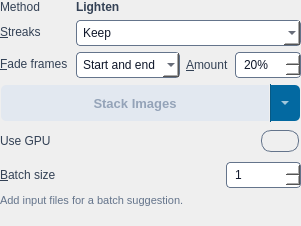
gkyle/startrails, file src/startrails/ui/step_stack_images.ui: the form before one commit.
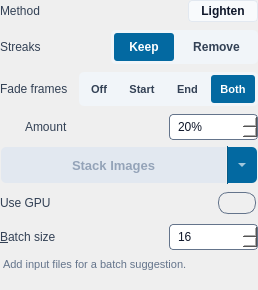
The form after the commit. Icons and pictures are not drawn.

Patch:
```diff
--- a/src/startrails/ui/step_stack_images.ui
+++ b/src/startrails/ui/step_stack_images.ui
@@ -1,90 +1,7 @@
 <?xml version="1.0" encoding="UTF-8"?>
 <ui version="4.0">
  <class>StackSettings</class>
- <widget class="QWidget" name="stackSettings">
-  <property name="styleSheet">
-   <string notr="true">QLabel {
-    color: #334155;
-    font-size: 12px;
-}
-QDoubleSpinBox, QSpinBox, QComboBox, QLineEdit {
-    background-color: #ffffff;
-    border: 1px solid #64748b;
-    border-radius: 4px;
-    padding: 4px 6px;
-    font-size: 12px;
-    color: #0f172a;
-}
-QDoubleSpinBox:focus, QSpinBox:focus, QComboBox:focus, QLineEdit:focus {
-    border: 2px solid #0369a1;
-    padding: 3px 5px;
-}
-QCheckBox {
-    font-size: 12px;
-    color: #1e293b;
-    spacing: 6px;
-    border: 2px solid transparent;
-}
-QLabel#memory {
-    font-size: 11px;
-    color: #64748b;
-}
-QLabel#error {
-    font-size: 11px;
-    color: #b91c1c;
-}
-QPushButton#run {
-    font-weight: bold;
-    background-color: #0369a1;
-    color: #ffffff;
-    padding: 0px 12px;
-    border-top-left-radius: 6px;
-    border-bottom-left-radius: 6px;
-    border-top-right-radius: 0px;
-    border-bottom-right-radius: 0px;
-    font-size: 13px;
-    border: 2px solid transparent;
-    min-height: 34px;
-    max-height: 34px;
-}
-QPushButton#run:hover {
-    background-color: #075985;
-}
-QPushButton#run:disabled {
-    background-color: #e2e8f0;
-    color: #94a3b8;
-}
-QPushButton#run:focus:enabled { border-color: #ffffff; }
-QToolButton#advancedToggle {
-    background-color: #0369a1;
-    color: #ffffff;
-    padding: 0px;
-    border-top-left-radius: 0px;
-    border-bottom-left-radius: 0px;
-    border-top-right-radius: 6px;
-    border-bottom-right-radius: 6px;
-    border: 2px solid transparent;
-    border-left: 1px solid #075985;
-    min-height: 34px;
-    max-height: 34px;
-    min-width: 28px;
-    max-width: 28px;
-}
-QToolButton#advancedToggle:hover {
-    background-color: #075985;
-}
-QToolButton#advancedToggle:focus:enabled {
-    border-color: #ffffff;
-}
-QToolButton#advancedToggle:disabled {
-    background-color: #e2e8f0;
-    color: #94a3b8;
-    border-left: 1px solid #cbd5e1;
-}
-QCheckBox:focus:enabled { border-color: #0f172a; }
-QDoubleSpinBox::up-arrow, QSpinBox::up-arrow { image: url(:/startrails/ui/arrow_up.svg); width: 10px; height: 6px; }
-QDoubleSpinBox::down-arrow, QSpinBox::down-arrow { image: url(:/startrails/ui/arrow_down.svg); width: 10px; height: 6px; }</string>
-  </property>
+ <widget class="QWidget" name="StackSettings">
   <layout class="QVBoxLayout" name="layout">
    <property name="spacing">
     <number>6</number>
@@ -102,134 +19,343 @@
     <number>0</number>
    </property>
    <item>
-    <layout class="QFormLayout" name="fields">
-     <property name="fieldGrowthPolicy">
-      <enum>QFormLayout::AllNonFixedFieldsGrow</enum>
+    <layout class="QGridLayout" name="fields" columnstretch="1,2">
+     <property name="leftMargin">
+      <number>0</number>
      </property>
-     <property name="rowWrapPolicy">
-      <enum>QFormLayout::WrapLongRows</enum>
+     <property name="topMargin">
+      <number>0</number>
      </property>
-     <property name="horizontalSpacing">
+     <property name="rightMargin">
+      <number>0</number>
+     </property>
+     <property name="bottomMargin">
+      <number>0</number>
+     </property>
+     <property name="spacing">
       <number>8</number>
      </property>
-     <property name="verticalSpacing">
-      <number>6</number>
-     </property>
      <item row="0" column="0">
       <widget class="QLabel" name="methodLabel">
+       <property name="styleSheet">
+        <string notr="true">QLabel#methodLabel {
+    color: #334155;
+    font-size: 12px;
+}</string>
+       </property>
        <property name="text">
         <string>Method</string>
        </property>
       </widget>
      </item>
-     <item row="0" column="1">
+     <item row="0" column="1" alignment="Qt::AlignmentFlag::AlignRight">
       <widget class="QLabel" name="method">
+       <property name="styleSheet">
+        <string notr="true">QLabel#method {
+    color: #0f172a;
+    font-size: 12px;
+    font-weight: 500;
+    background-color: #f8fafc;
+    border: 1px solid #e2e8f0;
+    border-radius: 4px;
+    padding: 3px 12px;
+}</string>
+       </property>
        <property name="text">
         <string>Lighten</string>
        </property>
-       <property name="font">
-        <font>
-         <bold>true</bold>
-        </font>
+       <property name="alignment">
+        <set>Qt::AlignmentFlag::AlignCenter</set>
        </property>
       </widget>
      </item>
      <item row="1" column="0">
       <widget class="QLabel" name="streaksLabel">
+       <property name="styleSheet">
+        <string notr="true">QLabel#streaksLabel {
+    color: #334155;
+    font-size: 12px;
+}</string>
+       </property>
        <property name="text">
-        <string>&amp;Streaks</string>
-       </property>
-       <property name="buddy">
-        <cstring>streaks</cstring>
+        <string>Streaks</string>
        </property>
       </widget>
      </item>
-     <item row="1" column="1">
-      <widget class="QComboBox" name="streaks">
-       <item>
-        <property name="text">
-         <string>Keep</string>
+     <item row="1" column="1" alignment="Qt::AlignmentFlag::AlignRight">
+      <widget class="QFrame" name="stackStreaksContainer">
+       <property name="styleSheet">
+        <string notr="true">QFrame#stackStreaksContainer {
+    background-color: #f1f5f9;
+    border-radius: 5px;
+    padding: 2px;
+}
+QPushButton#stackStreaksKeep, QPushButton#stackStreaksRemove {
+    background-color: transparent;
+    color: #334155;
+    border: 2px solid transparent;
+    border-radius: 4px;
+    font-size: 12px;
+    font-weight: 500;
+    padding: 4px 14px;
+    min-height: 18px;
+}
+QPushButton#stackStreaksKeep:checked, QPushButton#stackStreaksRemove:checked {
+    background-color: #0369a1;
+    color: #ffffff;
+    font-weight: 600;
+}
+QPushButton#stackStreaksKeep:hover:!checked, QPushButton#stackStreaksRemove:hover:!checked {
+    background-color: #e2e8f0;
+    color: #0f172a;
+}
+QPushButton#stackStreaksRemove:disabled {
+    color: #94a3b8;
+    background-color: transparent;
+}
+QPushButton#stackStreaksKeep:focus:enabled, QPushButton#stackStreaksRemove:focus:enabled { border-color: #0f172a; }
+QPushButton#stackStreaksKeep:checked:focus:enabled, QPushButton#stackStreaksRemove:checked:focus:enabled { border-color: #ffffff; }</string>
+       </property>
+       <layout class="QHBoxLayout" name="stackStreaksLayout">
+        <property name="spacing">
+         <number>2</number>
         </property>
-       </item>
-       <item>
-        <property name="text">
-         <string>Remove</string>
+        <property name="leftMargin">
+         <number>0</number>
         </property>
-       </item>
+        <property name="topMargin">
+         <number>0</number>
+        </property>
+        <property name="rightMargin">
+         <number>0</number>
+        </property>
+        <property name="bottomMargin">
+         <number>0</number>
+        </property>
+        <item>
+         <widget class="QPushButton" name="stackStreaksKeep">
+          <property name="cursor">
+           <cursorShape>PointingHandCursor</cursorShape>
+          </property>
+          <property name="text">
+           <string>Keep</string>
+          </property>
+          <property name="checkable">
+           <bool>true</bool>
+          </property>
+          <property name="checked">
+           <bool>true</bool>
+          </property>
+          <attribute name="buttonGroup">
+           <string notr="true">stackStreaksGroup</string>
+          </attribute>
+         </widget>
+        </item>
+        <item>
+         <widget class="QPushButton" name="stackStreaksRemove">
+          <property name="cursor">
+           <cursorShape>PointingHandCursor</cursorShape>
+          </property>
+          <property name="text">
+           <string>Remove</string>
+          </property>
+          <property name="checkable">
+           <bool>true</bool>
+          </property>
+          <attribute name="buttonGroup">
+           <string notr="true">stackStreaksGroup</string>
+          </attribute>
+         </widget>
+        </item>
+       </layout>
       </widget>
      </item>
      <item row="2" column="0">
       <widget class="QLabel" name="fadeLabel">
+       <property name="styleSheet">
+        <string notr="true">QLabel#fadeLabel {
+    color: #334155;
+    font-size: 12px;
+}</string>
+       </property>
        <property name="text">
-        <string>&amp;Fade frames</string>
+        <string>Fade frames</string>
+       </property>
+      </widget>
+     </item>
+     <item row="2" column="1" alignment="Qt::AlignmentFlag::AlignRight">
+      <widget class="QFrame" name="stackFadeContainer">
+       <property name="styleSheet">
+        <string notr="true">QFrame#stackFadeContainer {
+    background-color: #f1f5f9;
+    border-radius: 5px;
+    padding: 2px;
+}
+QPushButton#stackFadeOff, QPushButton#stackFadeStart, QPushButton#stackFadeEnd, QPushButton#stackFadeBoth {
+    background-color: transparent;
+    color: #334155;
+    border: 2px solid transparent;
+    border-radius: 4px;
+    font-size: 11px;
+    font-weight: 500;
+    padding: 4px 8px;
+    min-height: 18px;
+}
+QPushButton#stackFadeOff:checked, QPushButton#stackFadeStart:checked, QPushButton#stackFadeEnd:checked, QPushButton#stackFadeBoth:checked {
+    background-color: #0369a1;
+    color: #ffffff;
+    font-weight: 600;
+}
+QPushButton#stackFadeOff:hover:!checked, QPushButton#stackFadeStart:hover:!checked, QPushButton#stackFadeEnd:hover:!checked, QPushButton#stackFadeBoth:hover:!checked {
+    background-color: #e2e8f0;
+    color: #0f172a;
+}
+QPushButton#stackFadeOff:focus:enabled, QPushButton#stackFadeStart:focus:enabled, QPushButton#stackFadeEnd:focus:enabled, QPushButton#stackFadeBoth:focus:enabled { border-color: #0f172a; }
+QPushButton#stackFadeOff:checked:focus:enabled, QPushButton#stackFadeStart:checked:focus:enabled, QPushButton#stackFadeEnd:checked:focus:enabled, QPushButton#stackFadeBoth:checked:focus:enabled { border-color: #ffffff; }</string>
+       </property>
+       <layout class="QHBoxLayout" name="stackFadeLayout">
+        <property name="spacing">
+         <number>2</number>
+        </property>
+        <property name="leftMargin">
+         <number>0</number>
+        </property>
+        <property name="topMargin">
+         <number>0</number>
+        </property>
+        <property name="rightMargin">
+         <number>0</number>
+        </property>
+        <property name="bottomMargin">
+         <number>0</number>
+        </property>
+        <item>
+         <widget class="QPushButton" name="stackFadeOff">
+          <property name="cursor">
+           <cursorShape>PointingHandCursor</cursorShape>
+          </property>
+          <property name="text">
+           <string>Off</string>
+          </property>
+          <property name="checkable">
+           <bool>true</bool>
+          </property>
+          <attribute name="buttonGroup">
+           <string notr="true">stackFadeGroup</string>
+          </attribute>
+         </widget>
+        </item>
+        <item>
+         <widget class="QPushButton" name="stackFadeStart">
+          <property name="cursor">
+           <cursorShape>PointingHandCursor</cursorShape>
+          </property>
+          <property name="text">
+           <string>Start</string>
+          </property>
+          <property name="checkable">
+           <bool>true</bool>
+          </property>
+          <attribute name="buttonGroup">
+           <string notr="true">stackFadeGroup</string>
+          </attribute>
+         </widget>
+        </item>
+        <item>
+         <widget class="QPushButton" name="stackFadeEnd">
+          <property name="cursor">
+           <cursorShape>PointingHandCursor</cursorShape>
+          </property>
+          <property name="text">
+           <string>End</string>
+          </property>
+          <property name="checkable">
+           <bool>true</bool>
+          </property>
+          <attribute name="buttonGroup">
+           <string notr="true">stackFadeGroup</string>
+          </attribute>
+         </widget>
+        </item>
+        <item>
+         <widget class="QPushButton" name="stackFadeBoth">
+          <property name="cursor">
+           <cursorShape>PointingHandCursor</cursorShape>
+          </property>
+          <property name="text">
+           <string>Both</string>
+          </property>
+          <property name="checkable">
+           <bool>true</bool>
+          </property>
+          <property name="checked">
+           <bool>true</bool>
+          </property>
+          <attribute name="buttonGroup">
+           <string notr="true">stackFadeGroup</string>
+          </attribute>
+         </widget>
+        </item>
+       </layout>
+      </widget>
+     </item>
+     <item row="3" column="0">
+      <widget class="QLabel" name="amountLabel">
+       <property name="styleSheet">
+        <string notr="true">QLabel#amountLabel {
+    color: #334155;
+    font-size: 12px;
+    margin-left: 12px;
+    border-left: 2px solid #cbd5e1;
+    padding-left: 8px;
+}</string>
+       </property>
+       <property name="text">
+        <string>Amount</string>
        </property>
        <property name="buddy">
         <cstring>fade</cstring>
        </property>
       </widget>
      </item>
-     <item row="2" column="1">
-      <layout class="QHBoxLayout" name="fadeRow">
-       <property name="spacing">
-        <number>6</number>
+     <item row="3" column="1" alignment="Qt::AlignmentFlag::AlignRight">
+      <widget class="QSpinBox" name="fadeAmount">
+       <property name="accessibleName">
+        <string>Fade amount</string>
        </property>
-       <item>
-        <widget class="QComboBox" name="fade">
-         <property name="currentIndex">
-          <number>3</number>
-         </property>
-         <item>
-          <property name="text">
-           <string>None</string>
-          </property>
-         </item>
-         <item>
-          <property name="text">
-           <string>Start only</string>
-          </property>
-         </item>
-         <item>
-          <property name="text">
-           <string>End only</string>
-          </property>
-         </item>
-         <item>
-          <property name="text">
-           <string>Start and end</string>
-          </property>
-         </item>
-        </widget>
-       </item>
-       <item>
-        <widget class="QLabel" name="amountLabel">
-         <property name="text">
-          <string>&amp;Amount</string>
-         </property>
-         <property name="toolTip">
-          <string>Fade amount</string>
-         </property>
-         <property name="buddy">
-          <cstring>fadeAmount</cstring>
-         </property>
-        </widget>
-       </item>
-       <item>
-        <widget class="QSpinBox" name="fadeAmount">
-          <property name="accessibleName">
-           <string>Fade amount</string>
-          </property>
-         <property name="suffix">
-          <string>%</string>
-         </property>
-         <property name="maximum">
-          <number>100</number>
-         </property>
-         <property name="value">
-          <number>20</number>
-         </property>
-        </widget>
-       </item>
-      </layout>
+       <property name="styleSheet">
+        <string notr="true">QSpinBox#fadeAmount {
+    background-color: #ffffff;
+    border: 1px solid #64748b;
+    border-radius: 4px;
+    padding: 4px 6px;
+    font-size: 12px;
+    color: #0f172a;
+    min-width: 75px;
+    max-width: 75px;
+}
+QSpinBox#fadeAmount:focus {
+    border: 2px solid #0369a1;
+    padding: 3px 5px;
+}
+QSpinBox#fadeAmount:disabled {
+    background-color: #f1f5f9;
+    color: #94a3b8;
+    border-color: #e2e8f0;
+}
+QSpinBox#fadeAmount::up-arrow { image: url(:/startrails/ui/arrow_up.svg); width: 10px; height: 6px; }
+QSpinBox#fadeAmount::down-arrow { image: url(:/startrails/ui/arrow_down.svg); width: 10px; height: 6px; }</string>
+       </property>
+       <property name="suffix">
+        <string>%</string>
+       </property>
+       <property name="maximum">
+        <number>100</number>
+       </property>
+       <property name="value">
+        <number>20</number>
+       </property>
+      </widget>
      </item>
     </layout>
    </item>
@@ -249,6 +375,36 @@
        <property name="enabled">
         <bool>false</bool>
        </property>
+       <property name="cursor">
+        <cursorShape>PointingHandCursor</cursorShape>
+       </property>
+       <property name="styleSheet">
+        <string notr="true">QPushButton#run {
+    font-weight: bold;
+    background-color: #0369a1;
+    color: #ffffff;
+    padding: 0px 12px;
+    border-top-left-radius: 6px;
+    border-bottom-left-radius: 6px;
+    border-top-right-radius: 0px;
+    border-bottom-right-radius: 0px;
+    font-size: 13px;
+    border: 2px solid transparent;
+    min-height: 34px;
+    max-height: 34px;
+}
+QPushButton#run:hover {
+    background-color: #075985;
+}
+QPushButton#run:disabled {
+    background-color: #e2e8f0;
+    color: #94a3b8;
+}
+QPushButton#run:focus:enabled { border-color: #ffffff; }</string>
+       </property>
+       <property name="text">
+        <string>Stack Images</string>
+       </property>
       </widget>
      </item>
      <item>
@@ -265,6 +421,34 @@
        <property name="accessibleName">
         <string>Advanced settings</string>
        </property>
+       <property name="styleSheet">
+        <string notr="true">QToolButton#advancedToggle {
+    background-color: #0369a1;
+    color: #ffffff;
+    padding: 0px;
+    border-top-left-radius: 0px;
+    border-bottom-left-radius: 0px;
+    border-top-right-radius: 6px;
+    border-bottom-right-radius: 6px;
+    border: 2px solid transparent;
+    border-left: 1px solid #075985;
+    min-height: 34px;
+    max-height: 34px;
+    min-width: 28px;
+    max-width: 28px;
+}
+QToolButton#advancedToggle:hover {
+    background-color: #075985;
+}
+QToolButton#advancedToggle:focus:enabled {
+    border-color: #ffffff;
+}
+QToolButton#advancedToggle:disabled {
+    background-color: #e2e8f0;
+    color: #94a3b8;
+    border-left: 1px solid #cbd5e1;
+}</string>
+       </property>
        <property name="text">
         <string/>
        </property>
@@ -283,7 +467,14 @@
    </item>
    <item>
     <widget class="QWidget" name="advancedBody">
-     <property name="visible"><bool>true</bool></property>
+     <property name="visible">
+      <bool>true</bool>
+     </property>
+     <property name="styleSheet">
+      <string notr="true">QWidget#advancedBody {
+    background: transparent;
+}</string>
+     </property>
      <layout class="QVBoxLayout" name="advancedLayout">
       <property name="spacing"><number>6</number></property>
       <property name="leftMargin"><number>0</number></property>
@@ -297,6 +488,12 @@
         </property>
         <item row="0" column="0">
          <widget class="QLabel" name="useGPULabel">
+          <property name="styleSheet">
+           <string notr="true">QLabel#useGPULabel {
+    color: #334155;
+    font-size: 12px;
+}</string>
+          </property>
           <property name="text">
            <string>Use GPU</string>
           </property>
@@ -325,10 +522,22 @@
 QCheckBox#useGPU::indicator:checked { image: url(:/startrails/ui/switch_on.png); }
 QCheckBox#useGPU:focus:enabled { border-color: #0f172a; }</string>
           </property>
+          <property name="text">
+           <string/>
+          </property>
+          <property name="checked">
+           <bool>true</bool>
+          </property>
          </widget>
         </item>
         <item row="1" column="0">
          <widget class="QLabel" name="batchLabel">
+          <property name="styleSheet">
+           <string notr="true">QLabel#batchLabel {
+    color: #334155;
+    font-size: 12px;
+}</string>
+          </property>
           <property name="text">
            <string>&amp;Batch size</string>
           </property>
@@ -342,6 +551,24 @@
           <property name="accessibleName">
            <string>Batch size</string>
           </property>
+          <property name="styleSheet">
+           <string notr="true">QSpinBox#batchSize {
+    background-color: #ffffff;
+    border: 1px solid #64748b;
+    border-radius: 4px;
+    padding: 4px 6px;
+    font-size: 12px;
+    color: #0f172a;
+    min-width: 75px;
+    max-width: 75px;
+}
+QSpinBox#batchSize:focus {
+    border: 2px solid #0369a1;
+    padding: 3px 5px;
+}
+QSpinBox#batchSize::up-arrow { image: url(:/startrails/ui/arrow_up.svg); width: 10px; height: 6px; }
+QSpinBox#batchSize::down-arrow { image: url(:/startrails/ui/arrow_down.svg); width: 10px; height: 6px; }</string>
+          </property>
           <property name="minimum">
            <number>1</number>
           </property>
@@ -349,7 +576,7 @@
            <number>2147483647</number>
           </property>
           <property name="value">
-           <number>1</number>
+           <number>16</number>
           </property>
          </widget>
         </item>
@@ -357,6 +584,13 @@
       </item>
       <item>
        <widget class="QLabel" name="memory">
+        <property name="styleSheet">
+         <string notr="true">QLabel#memory {
+    font-size: 11px;
+    color: #64748b;
+    padding-top: 2px;
+}</string>
+        </property>
         <property name="text">
          <string>Add input files for a batch suggestion.</string>
         </property>
@@ -370,6 +604,12 @@
    </item>
    <item>
     <widget class="QLabel" name="error">
+     <property name="styleSheet">
+      <string notr="true">QLabel#error {
+    font-size: 11px;
+    color: #b91c1c;
+}</string>
+     </property>
      <property name="text">
       <string/>
      </property>
```
Left out of the diff: 43 changed lines with no effect on the pictures.
